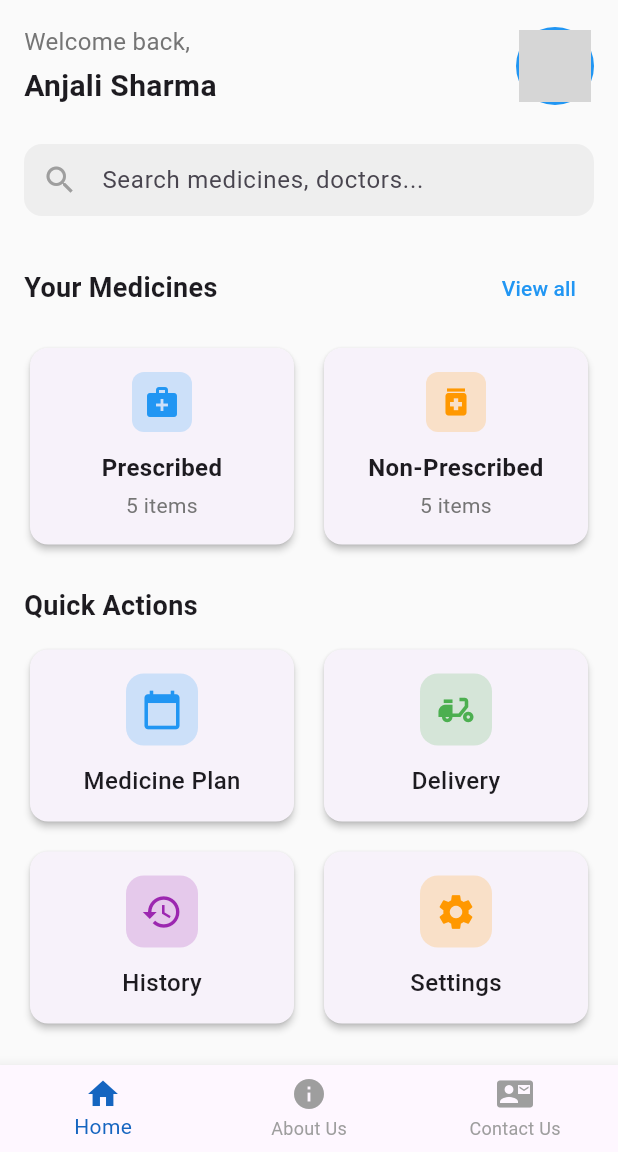
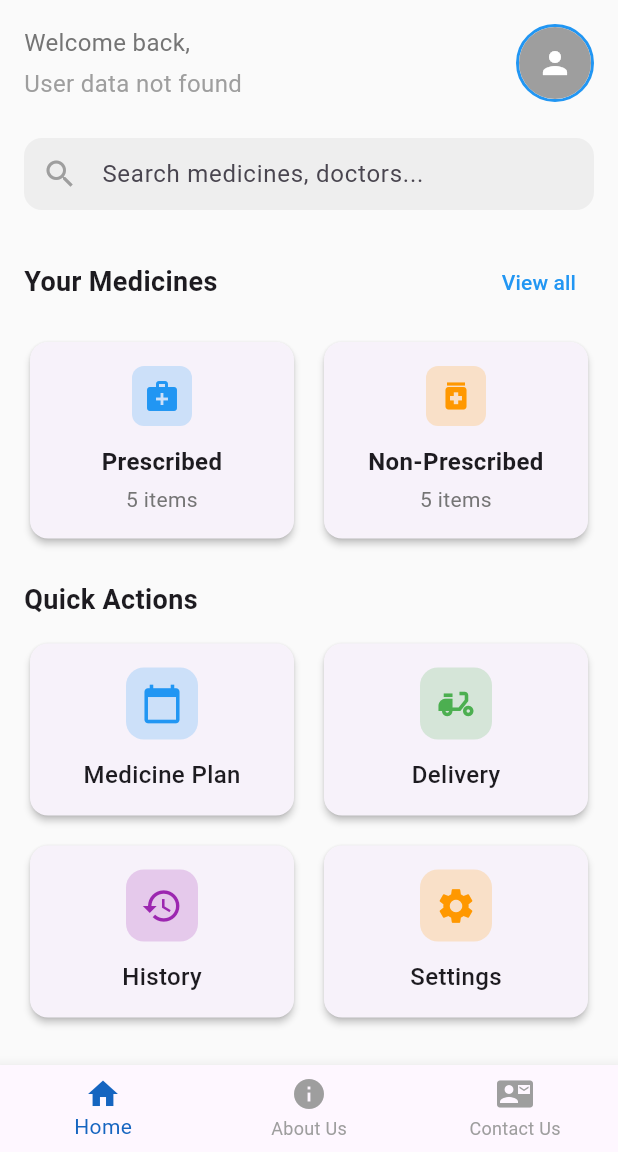
Before and after one commit to MINUKAz/Medicine-Delivery-app, a Flutter app: the screen it shows after launch, on a phone screen of 412 x 824 dp, the part 84-1236 px from its top. Run offline on Flutter 3.47's test engine with Material 3 defaults, Android fonts, the phone set to English and light mode, and no system bars; our stand-ins replace cloud_firestore, firebase_auth, firebase_core, image_picker; missing offline and left inert: cloudinary; accounts and stored records are empty; grey boxes are pictures that could not be loaded.

Commit message:
Update homepage.dart
Update homepage

```diff
--- a/lib/homepage.dart
+++ b/lib/homepage.dart
@@ -1,10 +1,13 @@
 import 'package:flutter/material.dart';
+import 'package:cloud_firestore/cloud_firestore.dart';
+import 'package:firebase_auth/firebase_auth.dart';
 import 'aboutuspage.dart';
 import 'contactus.dart';
 import 'profile.dart';
 import 'prescriptionuploadpage.dart';
 import 'productpage.dart';
 import 'Deliverymap.dart';
+import 'dart:convert';
 
 class HomePage extends StatefulWidget {
   const HomePage({super.key});
@@ -74,13 +77,30 @@ class _HomePageState extends State<HomePage> {
                         ),
                       ),
                       const SizedBox(height: 4),
-                      const Text(
-                        'Anjali Sharma',
-                        style: TextStyle(
-                          fontSize: 20,
-                          fontWeight: FontWeight.bold,
-                        ),
-                      ),
+                      // In HomePage's build method
+                     FutureBuilder<DocumentSnapshot>(
+                      future: FirebaseFirestore.instance
+                          .collection('users')
+                          .doc(FirebaseAuth.instance.currentUser?.uid)
+                          .get(),
+                      builder: (context, snapshot) {
+                        if (snapshot.connectionState == ConnectionState.waiting) {
+                          return const Text('Loading...', style: TextStyle(fontSize: 16));
+                        }
+                        if (snapshot.hasError) {
+                          return const Text('Error loading user data', style: TextStyle(fontSize: 16, color: Colors.red));
+                        }
+                        if (!snapshot.hasData || snapshot.data?.data() == null) {
+                          return const Text('User data not found', style: TextStyle(fontSize: 16, color: Colors.grey));
+                        }
+
+                        final userData = snapshot.data!.data() as Map<String, dynamic>;
+                        return Text(
+                          userData['username'] ?? 'User',
+                          style: const TextStyle(fontSize: 20, fontWeight: FontWeight.bold),
+                        );
+                      },
+                    ),
                     ],
                   ),
                   GestureDetector(
@@ -98,11 +118,50 @@ class _HomePageState extends State<HomePage> {
                           width: 2,
                         ),
                       ),
-                      child: const CircleAvatar(
-                        radius: 24,
-                        backgroundImage: NetworkImage(
-                          'https://images.pexels.com/photos/415829/pexels-photo-415829.jpeg',
-                        ),
+                      child: StreamBuilder<DocumentSnapshot>(
+                        stream: FirebaseFirestore.instance
+                            .collection('users')
+                            .doc(FirebaseAuth.instance.currentUser?.uid)
+                            .snapshots(),
+                        builder: (context, snapshot) {
+                          if (snapshot.hasError || !snapshot.hasData) {
+                            return const CircleAvatar(
+                              radius: 24,
+                              backgroundColor: Colors.grey,
+                              child: Icon(Icons.person, color: Colors.white),
+                            );
+                          }
+
+                          final userData = snapshot.data!.data() as Map<String, dynamic>?;
+                          if (userData == null) {
+                            return const CircleAvatar(
+                              radius: 24,
+                              backgroundColor: Colors.grey,
+                              child: Icon(Icons.person, color: Colors.white),
+                            );
+                          }
+
+                          // Try to load image in order: base64 -> cloudinary URL -> default
+                          if (userData['profileImageBase64'] != null) {
+                            return CircleAvatar(
+                              radius: 24,
+                              backgroundImage: MemoryImage(
+                                base64Decode(userData['profileImageBase64']),
+                              ),
+                            );
+                          } else if (userData['profilePicture'] != null) {
+                            return CircleAvatar(
+                              radius: 24,
+                              backgroundImage: NetworkImage(userData['profilePicture']),
+                            );
+                          }
+
+                          return const CircleAvatar(
+                            radius: 24,
+                            backgroundColor: Colors.grey,
+                            child: Icon(Icons.person, color: Colors.white),
+                          );
+                        },
                       ),
                     ),
                   ),
```
